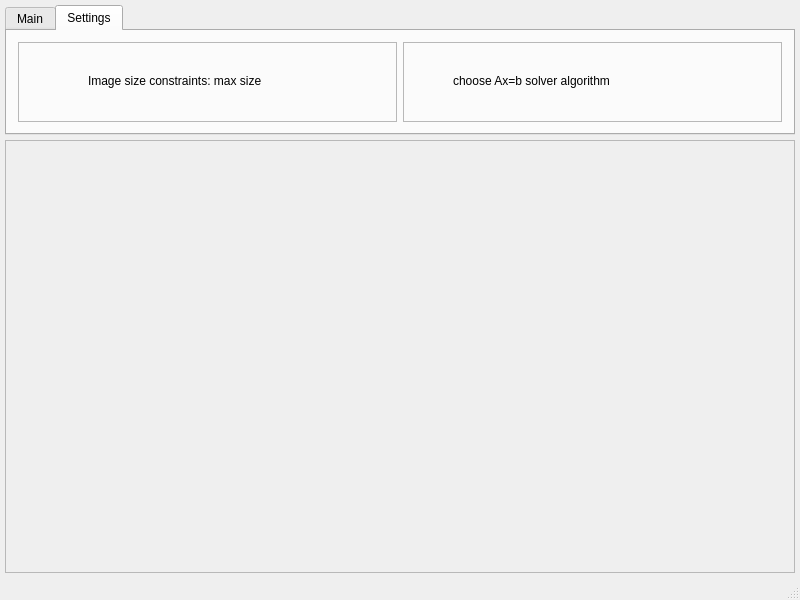
Before: the Qt Designer form mainwindow.ui in vibot-project/s-image-s, drawn with Qt 5.
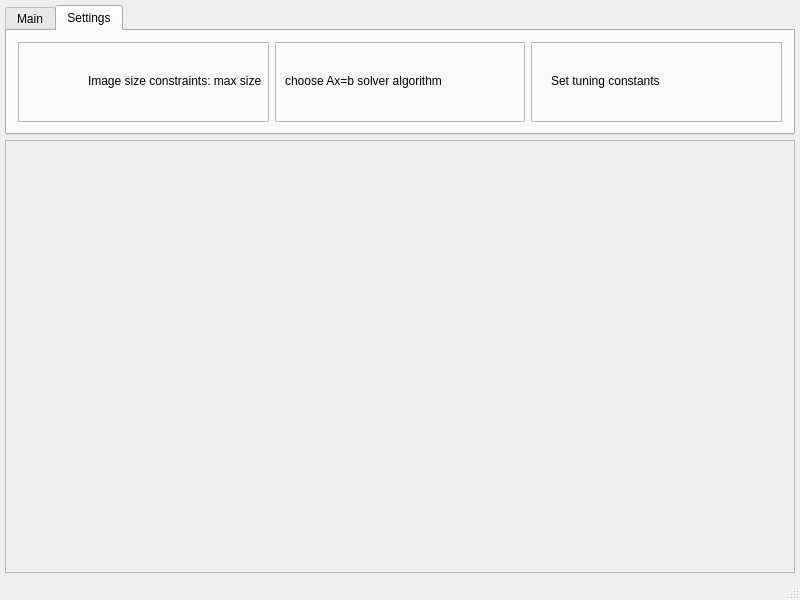
After: the same form once the commit is applied. The open tabs and pages were chosen to show the change.

```diff
--- a/mainwindow.ui
+++ b/mainwindow.ui
@@ -205,7 +205,7 @@
           <widget class="QLabel" name="label_3">
            <property name="geometry">
             <rect>
-             <x>50</x>
+             <x>10</x>
              <y>30</y>
              <width>221</width>
              <height>17</height>
@@ -217,6 +217,29 @@
           </widget>
          </widget>
         </item>
+        <item>
+         <widget class="QFrame" name="frame_7">
+          <property name="frameShape">
+           <enum>QFrame::StyledPanel</enum>
+          </property>
+          <property name="frameShadow">
+           <enum>QFrame::Raised</enum>
+          </property>
+          <widget class="QLabel" name="label_4">
+           <property name="geometry">
+            <rect>
+             <x>20</x>
+             <y>30</y>
+             <width>141</width>
+             <height>17</height>
+            </rect>
+           </property>
+           <property name="text">
+            <string>Set tuning constants</string>
+           </property>
+          </widget>
+         </widget>
+        </item>
        </layout>
       </widget>
      </widget>
```
